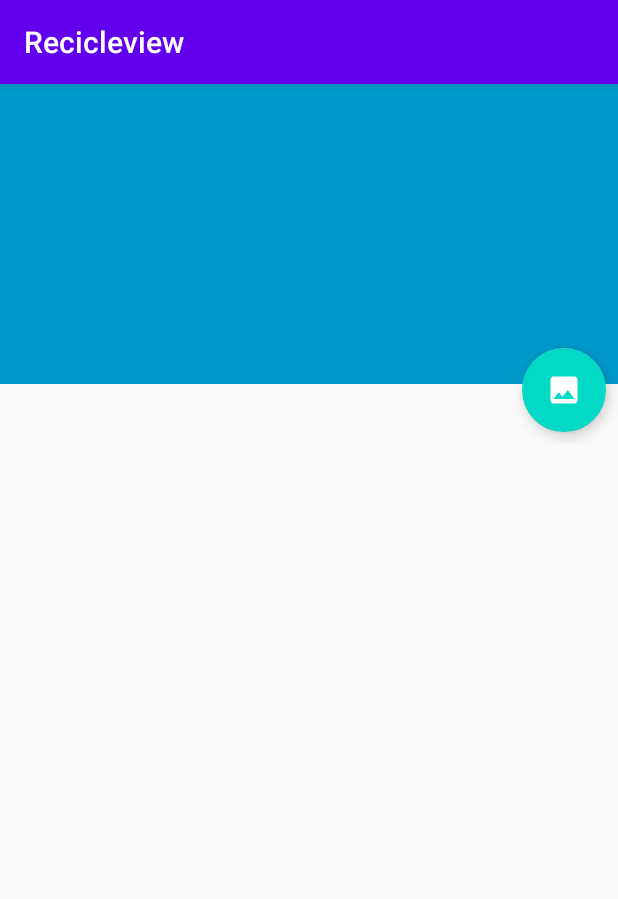
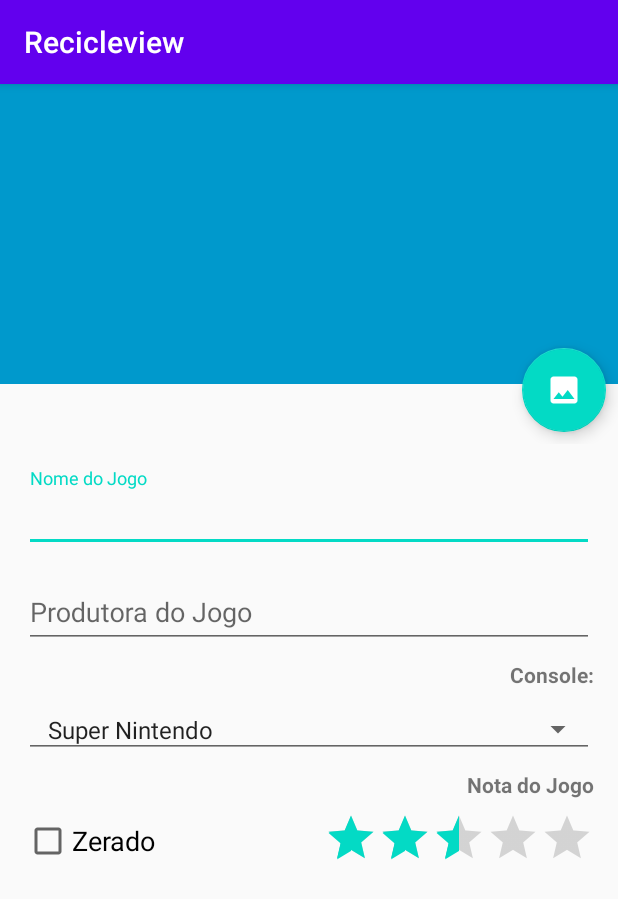
Before and after one commit to Adeniltonarcanjo/Recicleview, an Android app: the CadastroJogoActivity screen opened directly, with no data from a screen before it, on a phone screen of 412 x 824 dp. Shown: the top 899 px of the screen. Run offline under Robolectric (Android 15) with nearby library versions, the phone set to English and light mode, and no system bars.

Commit message:
aula 8 app lista de jogos, Professor Celso Furtado

```diff
--- a/app/src/main/res/layout/activity_cadastro_jogo.xml
+++ b/app/src/main/res/layout/activity_cadastro_jogo.xml
@@ -31,5 +31,101 @@
 
     </RelativeLayout>
 
+    <androidx.constraintlayout.widget.ConstraintLayout
+        android:layout_width="match_parent"
+        android:layout_height="wrap_content"
+        app:layout_constraintTop_toBottomOf="@id/rlFotoDoJogo"
+        android:padding="16dp">
+
+        <com.google.android.material.textfield.TextInputLayout
+            android:id="@+id/textInputLayoutNomeDoJogo"
+            android:layout_width="0dp"
+            android:layout_height="wrap_content"
+            app:layout_constraintTop_toTopOf="parent"
+            app:layout_constraintLeft_toLeftOf="parent"
+            app:layout_constraintRight_toRightOf="parent">
+
+            <EditText
+                android:id="@+id/editTextNomeDoJogo"
+                android:layout_width="match_parent"
+                android:layout_height="wrap_content"
+                android:hint="@string/nome_do_jogo"
+                android:inputType="textCapWords"/>
+
+        </com.google.android.material.textfield.TextInputLayout>
+
+        <com.google.android.material.textfield.TextInputLayout
+            android:id="@+id/textInputLayoutNomeProdutora"
+            android:layout_width="0dp"
+            android:layout_height="wrap_content"
+            app:layout_constraintTop_toBottomOf="@id/textInputLayoutNomeDoJogo"
+            app:layout_constraintLeft_toLeftOf="parent"
+            app:layout_constraintRight_toRightOf="parent"
+            android:layout_marginTop="8dp">
+
+            <EditText
+                android:id="@+id/editTextNomeProdutora"
+                android:layout_width="match_parent"
+                android:layout_height="wrap_content"
+                android:hint="@string/produtora_do_jogo"
+                android:inputType="textCapWords"/>
+
+        </com.google.android.material.textfield.TextInputLayout>
+
+        <TextView
+            android:id="@+id/textWiewConsole"
+            android:layout_width="wrap_content"
+            android:layout_height="wrap_content"
+            android:text="@string/console"
+            app:layout_constraintRight_toRightOf="parent"
+            app:layout_constraintTop_toBottomOf="@id/textInputLayoutNomeProdutora"
+            android:layout_marginTop="8dp"
+            android:textStyle="bold"/>
+        <Spinner
+            android:id="@+id/spinnerConsole"
+            android:layout_width="0dp"
+            android:layout_height="wrap_content"
+            app:layout_constraintTop_toBottomOf="@id/textWiewConsole"
+            app:layout_constraintRight_toRightOf="parent"
+            app:layout_constraintLeft_toLeftOf="parent"
+            android:layout_marginTop="8dp"
+            android:padding="8dp"
+            android:entries="@array/consoles"
+            style="@style/Widget.AppCompat.Spinner.Underlined"/>
+        <TextView
+            android:id="@+id/textWiewNotaJogo"
+            android:layout_width="wrap_content"
+            android:layout_height="wrap_content"
+            android:text="@string/nota_do_jogo"
+            app:layout_constraintRight_toRightOf="parent"
+            app:layout_constraintTop_toBottomOf="@id/spinnerConsole"
+            android:layout_marginTop="8dp"
+            android:textStyle="bold"/>
+
+        <RatingBar
+            android:id="@+id/ratinngBarNotaDoJogo"
+            android:layout_width="wrap_content"
+            android:layout_height="wrap_content"
+            android:layout_marginTop="8dp"
+            android:isIndicator="false"
+            android:numStars="5"
+            android:rating="2.5"
+            android:stepSize="0.5"
+            app:layout_constraintTop_toBottomOf="@id/textWiewNotaJogo"
+            app:layout_constraintRight_toRightOf="parent"
+            style="?android:attr/ratingBarStyleIndicator" />
+        <CheckBox
+            android:id="@+id/checkBoxZerado"
+            android:layout_width="wrap_content"
+            android:layout_height="wrap_content"
+            android:text="@string/zerado"
+            app:layout_constraintBottom_toBottomOf="@+id/ratinngBarNotaDoJogo"
+            app:layout_constraintLeft_toLeftOf="parent"
+            android:textSize="18sp"/>
+
+
+    </androidx.constraintlayout.widget.ConstraintLayout>
+
+
 
 </androidx.constraintlayout.widget.ConstraintLayout>
--- a/app/src/main/res/values/strings.xml
+++ b/app/src/main/res/values/strings.xml
@@ -1,3 +1,19 @@
 <resources>
     <string name="app_name">Recicleview</string>
+    <string name="produtora_do_jogo">Produtora do Jogo</string>
+    <string name="nome_do_jogo">Nome do Jogo</string>
+    <string name="console">Console:</string>
+    <string name="nota_do_jogo">Nota do Jogo</string>
+    <string name="zerado">Zerado</string>
+
+
+    <string-array name="consoles">
+        <item>Super Nintendo</item>
+        <item>Mega Drive</item>
+        <item>Sega Saturn</item>
+        <item>Atari Jaguar</item>
+        <item>PlaysStation 4</item>
+        <item>XBox</item>
+    </string-array>
+
 </resources>
```
